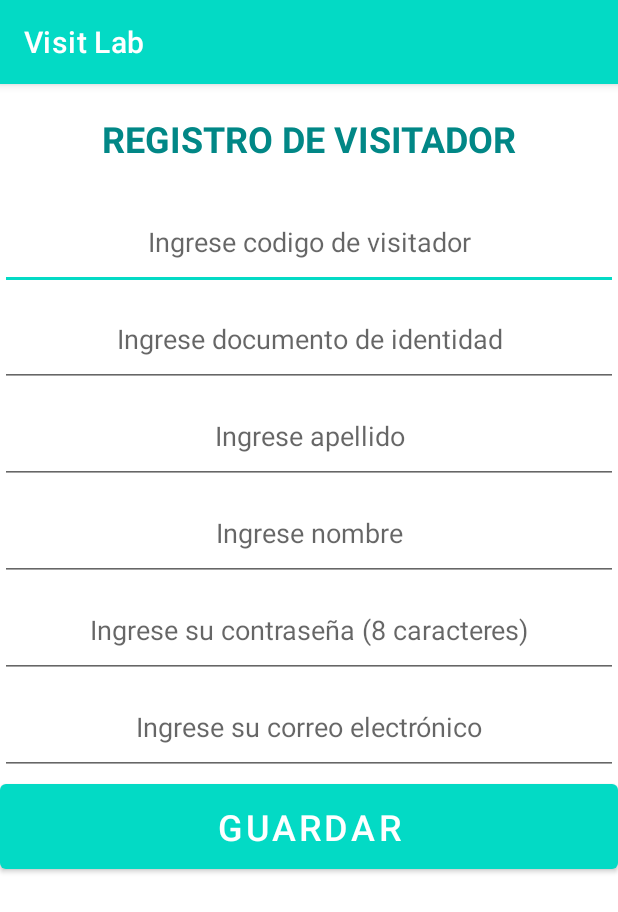
After one commit to aeduardo1010/VisitLab, an Android app: the RegistrarVisitadorActivity screen opened directly, with no data from a screen before it, on a phone screen of 412 x 824 dp. The commit adds this screen. Shown: the top 912 px of the screen. Run offline under Robolectric (Android 15) with nearby library versions, the phone set to English and light mode, and no system bars; our stand-ins replace Volley.

Commit message:
Implementación de función AGREGAR VISITADOR

```diff
--- a/app/src/main/java/com/example/visitlab/perfil/Visitador.java
+++ b/app/src/main/java/com/example/visitlab/ConsultaVisitador/Visitador.java
@@ -1,4 +1,4 @@
-package com.example.visitlab.perfil;
+package com.example.visitlab.ConsultaVisitador;
 
 public class Visitador {
 
--- a/app/src/main/java/com/example/visitlab/perfil/VisitadoresAdapter.java
+++ b/app/src/main/java/com/example/visitlab/ConsultaVisitador/VisitadoresAdapter.java
@@ -1,15 +1,12 @@
-package com.example.visitlab.perfil;
+package com.example.visitlab.ConsultaVisitador;
 
 import static com.example.visitlab.R.*;
 
 import android.view.LayoutInflater;
 import android.view.View;
 import android.view.ViewGroup;
-import android.widget.PopupMenu;
 import android.widget.TextView;
 import androidx.recyclerview.widget.RecyclerView;
-
-import com.example.visitlab.R;
 
 import java.util.List;
 
--- /dev/null
+++ b/app/src/main/java/com/example/visitlab/RegistraVisitador/RegistrarVisitadorActivity.java
@@ -0,0 +1,83 @@
+package com.example.visitlab.RegistraVisitador;
+
+import androidx.appcompat.app.AppCompatActivity;
+
+import android.os.Bundle;
+import android.view.View;
+import android.widget.Button;
+import android.widget.EditText;
+import android.widget.Toast;
+
+import com.android.volley.AuthFailureError;
+import com.android.volley.Request;
+import com.android.volley.RequestQueue;
+import com.android.volley.Response;
+import com.android.volley.VolleyError;
+import com.android.volley.toolbox.StringRequest;
+import com.android.volley.toolbox.Volley;
+import com.example.visitlab.R;
+
+import java.security.PublicKey;
+import java.util.HashMap;
+import java.util.Map;
+
+public class RegistrarVisitadorActivity extends AppCompatActivity {
+    EditText edtCodigo, edtDNI, edtApellido, edtNombre, edtPassword, edtEmail;
+    Button btnAgregar;
+
+
+    @Override
+    protected void onCreate(Bundle savedInstanceState) {
+        super.onCreate(savedInstanceState);
+        setContentView(R.layout.activity_registrar_visitador);
+
+        edtCodigo=(EditText)findViewById(R.id.txtCodigo);
+        edtDNI=(EditText)findViewById(R.id.txtDNI);
+        edtApellido=(EditText)findViewById(R.id.txtApellido);
+        edtNombre=(EditText)findViewById(R.id.txtNombre);
+        edtPassword=(EditText)findViewById(R.id.txtPassword);
+        edtEmail=(EditText)findViewById(R.id.txtEmail);
+        btnAgregar=(Button)findViewById(R.id.btnGuardarVisitador);
+
+        btnAgregar.setOnClickListener(new View.OnClickListener() {
+            @Override
+            public void onClick(View view) {
+                ejecutarServicio("http://192.168.1.18:8080/visitlabperu/insertar_visitador.php");
+            }
+        });
+
+
+    }
+
+    private void ejecutarServicio(String URL){
+        StringRequest stringRequest=new StringRequest(Request.Method.POST, URL, new Response.Listener<String>() {
+            @Override
+            public void onResponse(String response) {
+                Toast.makeText(getApplicationContext(),"Operación exitosa", Toast.LENGTH_SHORT).show();
+            }
+        }, new Response.ErrorListener(){
+            @Override
+            public void onErrorResponse(VolleyError error) {
+                Toast.makeText(getApplicationContext(),error.toString(),Toast.LENGTH_SHORT).show();
+                //Toast.makeText(getApplicationContext(),"=========> Error", Toast.LENGTH_SHORT).show();
+            }
+        }
+
+        ){
+            @Override
+            protected Map<String, String> getParams() throws AuthFailureError{
+                Map<String, String> parametros=new HashMap<String, String>();
+                parametros.put("vm_id_visitador",edtCodigo.getText().toString());
+                parametros.put("vm_dni",edtDNI.getText().toString());
+                parametros.put("vm_apellido",edtApellido.getText().toString());
+                parametros.put("vm_nombre",edtNombre.getText().toString());
+                parametros.put("vm_password",edtPassword.getText().toString());
+                parametros.put("vm_email",edtEmail.getText().toString());
+
+                return parametros;
+            }
+        };
+        RequestQueue requestQueue= Volley.newRequestQueue(this);
+        requestQueue.add(stringRequest);
+    }
+}
--- /dev/null
+++ b/app/src/main/res/drawable/squaregroundgreen1.xml
@@ -0,0 +1,5 @@
+<?xml version="1.0" encoding="utf-8"?>
+<shape android:shape="rectangle" xmlns:android="http://schemas.android.com/apk/res/android">
+    <solid android:color="#98EFCA">
+    </solid>
+</shape>
--- /dev/null
+++ b/app/src/main/res/drawable/squaregroundyellow.xml
@@ -0,0 +1,5 @@
+<?xml version="1.0" encoding="utf-8"?>
+<shape android:shape="rectangle" xmlns:android="http://schemas.android.com/apk/res/android">
+    <solid android:color="@color/colorPrimary">
+    </solid>
+</shape>
--- a/app/src/main/res/layout/activity_home.xml
+++ b/app/src/main/res/layout/activity_home.xml
@@ -82,7 +82,7 @@
                     android:layout_height="wrap_content"
                     android:textStyle="bold"
                     android:layout_marginTop="10dp"
-                    android:text="Perfil">
+                    android:text="Visitador">
                 </TextView>
 
                 <TextView
--- a/app/src/main/res/layout/activity_perfil.xml
+++ b/app/src/main/res/layout/activity_perfil.xml
@@ -5,7 +5,7 @@
     android:layout_width="match_parent"
     android:layout_height="match_parent"
     android:orientation="vertical"
-    tools:context=".perfil.PerfilActivity">
+    tools:context=".ConsultaVisitador.PerfilActivity">
 
     <androidx.appcompat.widget.SearchView
         android:id="@+id/svSearch"
--- /dev/null
+++ b/app/src/main/res/layout/activity_registrar_visitador.xml
@@ -0,0 +1,94 @@
+<?xml version="1.0" encoding="utf-8"?>
+<LinearLayout xmlns:android="http://schemas.android.com/apk/res/android"
+    xmlns:tools="http://schemas.android.com/tools"
+    android:layout_width="match_parent"
+    android:layout_height="match_parent"
+    android:orientation="vertical"
+    tools:context=".RegistraVisitador.RegistrarVisitadorActivity">
+
+    <TextView
+        android:id="@+id/textView"
+        android:layout_width="match_parent"
+        android:layout_height="wrap_content"
+        android:padding="20dp"
+        android:text="REGISTRO DE VISITADOR"
+        android:textSize="24sp"
+        android:textColor="@color/teal_700"
+        android:textStyle="bold"
+        android:orientation="vertical"
+        android:gravity="center"/>
+    <EditText
+        android:id="@+id/txtCodigo"
+
+        android:layout_width="match_parent"
+        android:layout_height="wrap_content"
+        android:ems="10"
+        android:padding="20dp"
+        android:hint="Ingrese codigo de visitador"
+        android:gravity="center"
+        android:inputType="phone"
+        android:textSize="18sp" />
+
+    <EditText
+        android:id="@+id/txtDNI"
+        android:layout_width="match_parent"
+        android:layout_height="wrap_content"
+        android:ems="10"
+        android:padding="20dp"
+        android:gravity="center"
+        android:hint="Ingrese documento de identidad"
+        android:inputType="phone"
+        android:textSize="18sp" />
+
+    <EditText
+        android:id="@+id/txtApellido"
+        android:layout_width="match_parent"
+        android:layout_height="wrap_content"
+        android:ems="10"
+        android:padding="20dp"
+        android:gravity="center"
+        android:hint="Ingrese apellido"
+        android:inputType="textPersonName"
+        android:textSize="18sp" />
+
+    <EditText
+        android:id="@+id/txtNombre"
+        android:layout_width="match_parent"
+        android:layout_height="wrap_content"
+        android:ems="10"
+        android:padding="20dp"
+        android:gravity="center"
+        android:hint="Ingrese nombre"
+        android:inputType="textPersonName"
+        android:textSize="18sp" />
+
+    <EditText
+        android:id="@+id/txtPassword"
+        android:layout_width="match_parent"
+        android:layout_height="wrap_content"
+        android:ems="10"
+        android:padding="20dp"
+        android:gravity="center"
+        android:hint="Ingrese su contraseña (8 caracteres)"
+        android:inputType="textPassword"
+        android:textSize="18sp" />
+
+    <EditText
+        android:id="@+id/txtEmail"
+        android:layout_width="match_parent"
+        android:layout_height="wrap_content"
+        android:ems="10"
+        android:padding="20dp"
+        android:gravity="center"
+        android:hint="Ingrese su correo electrónico"
+        android:inputType="textEmailAddress"
+        android:textSize="18sp" />
+
+    <Button
+        android:id="@+id/btnGuardarVisitador"
+        android:layout_width="match_parent"
+        android:layout_height="wrap_content"
+        android:text="Guardar"
+        android:padding="12dp"
+        android:textSize="24sp" />
+</LinearLayout>
```
Also changed, not shown: app/build.gradle (+20 -0 lines), app/src/main/AndroidManifest.xml (+12 -9 lines), app/src/main/java/com/example/visitlab/ConsultaVisitador/PerfilActivity.java (renamed from app/src/main/java/com/example/visitlab/perfil/PerfilActivity.java, +2 -8 lines), app/src/main/java/com/example/visitlab/Home.java (+12 -4 lines), app/src/main/java/com/example/visitlab/MenuVisitador/MenuVisitadorActivity.java (added, +45 -0 lines), app/src/main/res/layout/activity_menu_visitador.xml (added, +92 -0 lines), app/src/main/res/drawable/add_person.png (added), app/src/main/res/drawable/find_person.png (added), app/src/main/res/drawable/visitador_2.png (added).
